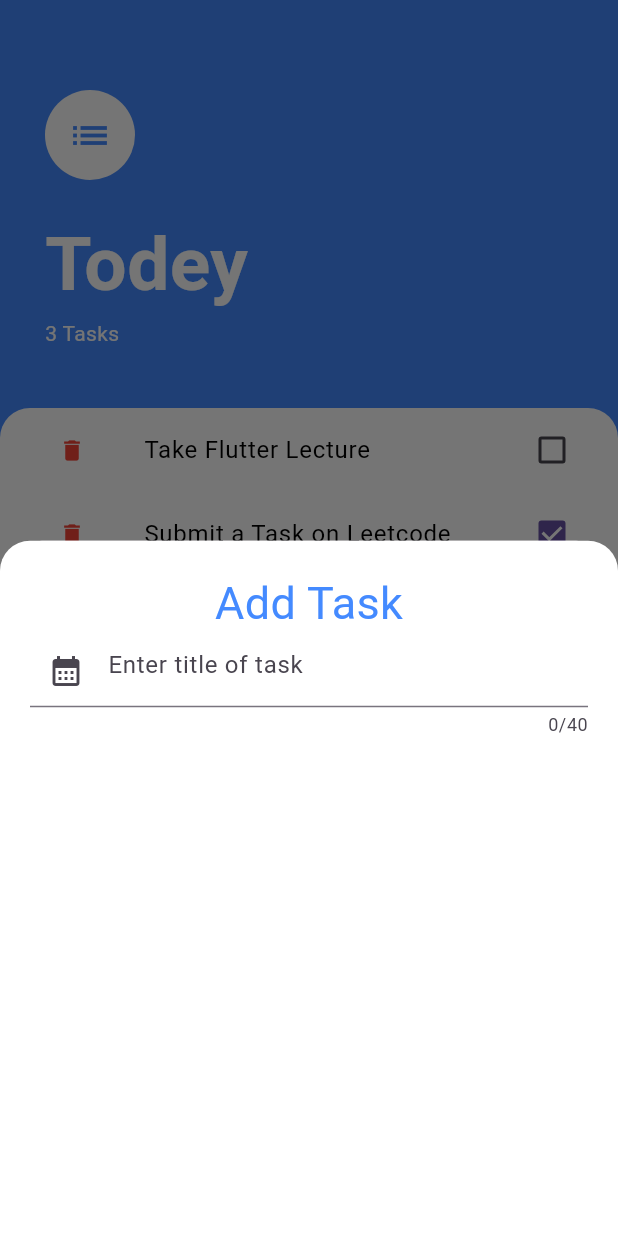
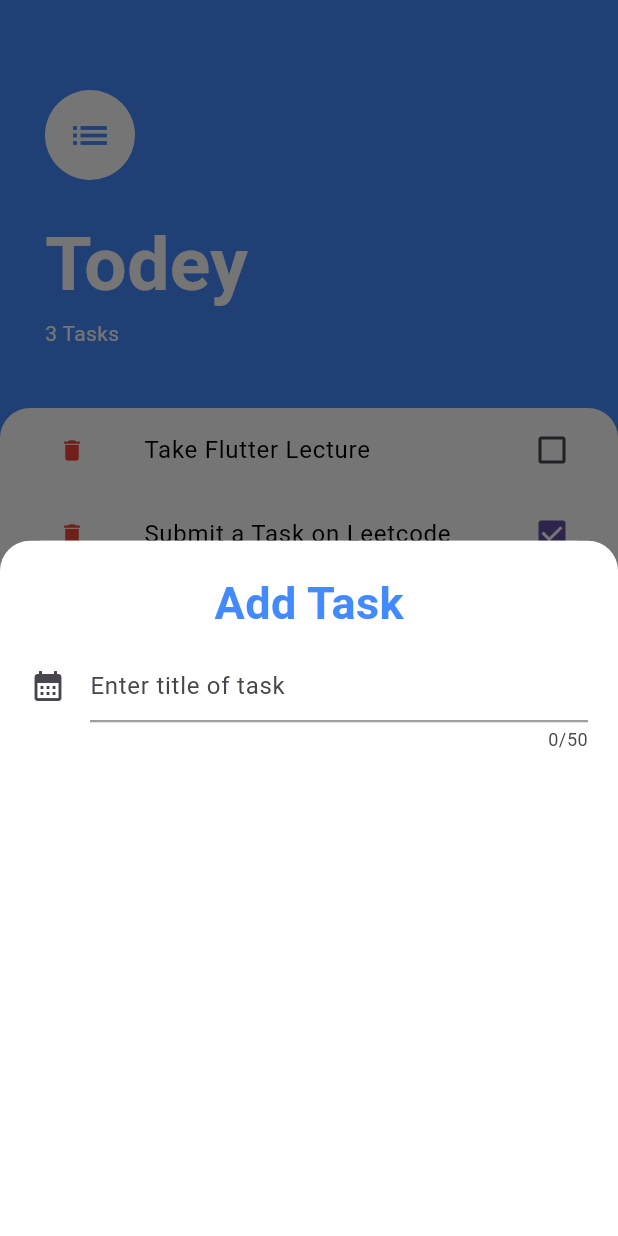
Before and after one commit to Muhammad-Ali-5331/Todey_daily_planner, a Flutter app: the screen it shows after launch, after a tap on the "add" icon, on a phone screen of 412 x 824 dp. Run offline on Flutter 3.47's test engine with Material 3 defaults, Android fonts, the phone set to English and light mode, and no system bars.

Commit message:
Enhance Add Task UI and state management:
- Improved "Add Task" bottom sheet with bold title, spacing, and updated styling
- Increased task title max length from 40 → 50
- Updated TextField to use underline borders with focus and default styles
- Replaced prefixIcon with icon for cleaner look

```diff
--- a/lib/screens/tasks_screen.dart
+++ b/lib/screens/tasks_screen.dart
@@ -120,12 +120,28 @@ class _TasksScreenState extends State<TasksScreen> {
         child: Column(
           mainAxisAlignment: MainAxisAlignment.start,
           children: [
-            Text('Add Task', style: TextStyle(color: clr, fontSize: 30.0)),
+            Text(
+              'Add Task',
+              style: TextStyle(
+                color: clr,
+                fontSize: 30.0,
+                fontWeight: FontWeight.bold,
+              ),
+            ),
+            SizedBox(height: 10.0),
             TextField(
-              maxLength: 40,
+              maxLength: 50,
               decoration: InputDecoration(
                 hintText: 'Enter title of task',
-                prefixIcon: Icon(Icons.calendar_month),
+                icon: Icon(Icons.calendar_month),
+                enabledBorder: UnderlineInputBorder(
+                  // default border (not focused)
+                  borderSide: BorderSide(color: Colors.grey, width: 1.5),
+                ),
+                focusedBorder: UnderlineInputBorder(
+                  // border when focused
+                  borderSide: BorderSide(color: clr, width: 2.0),
+                ),
               ),
             ),
           ],
```
